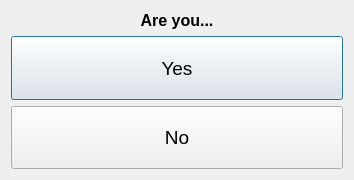
aliciabillings-noaa/CLAMS, file ui/YesNoDlg.ui: the form before one commit.
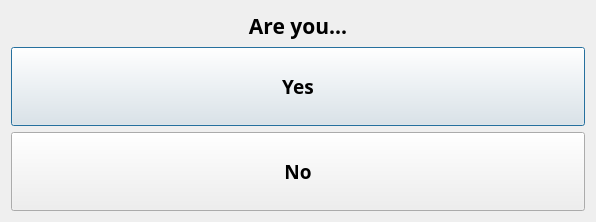
The form after the commit.

```diff
--- a/ui/YesNoDlg.ui
+++ b/ui/YesNoDlg.ui
@@ -6,8 +6,8 @@
    <rect>
     <x>0</x>
     <y>0</y>
-    <width>354</width>
-    <height>180</height>
+    <width>596</width>
+    <height>222</height>
    </rect>
   </property>
   <property name="minimumSize">
@@ -32,7 +32,9 @@
       <widget class="QLabel" name="msgLabel">
        <property name="font">
         <font>
-         <pointsize>12</pointsize>
+         <family>Arial Black</family>
+         <pointsize>16</pointsize>
+         <weight>75</weight>
          <bold>true</bold>
         </font>
        </property>
@@ -60,7 +62,10 @@
        </property>
        <property name="font">
         <font>
+         <family>Arial Black</family>
          <pointsize>14</pointsize>
+         <weight>75</weight>
+         <bold>true</bold>
         </font>
        </property>
        <property name="text">
@@ -84,7 +89,10 @@
        </property>
        <property name="font">
         <font>
+         <family>Arial Black</family>
          <pointsize>14</pointsize>
+         <weight>75</weight>
+         <bold>true</bold>
         </font>
        </property>
        <property name="text">
```
